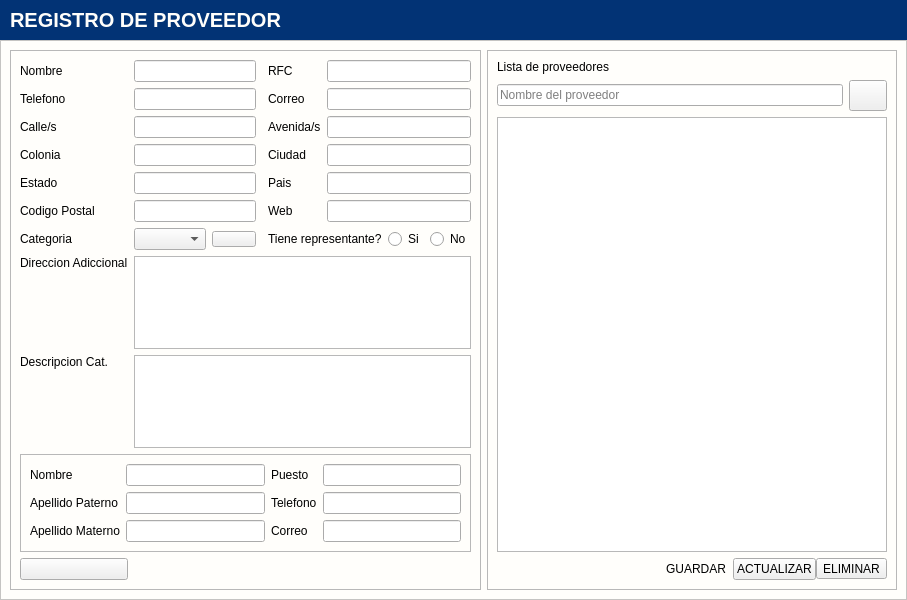
Above: app/View/UserInterfaceUi/UI_CONTROL_PROVEEDORES.ui from LAngelVp/software-punto-de-venta before the change. Below: the same form after it.
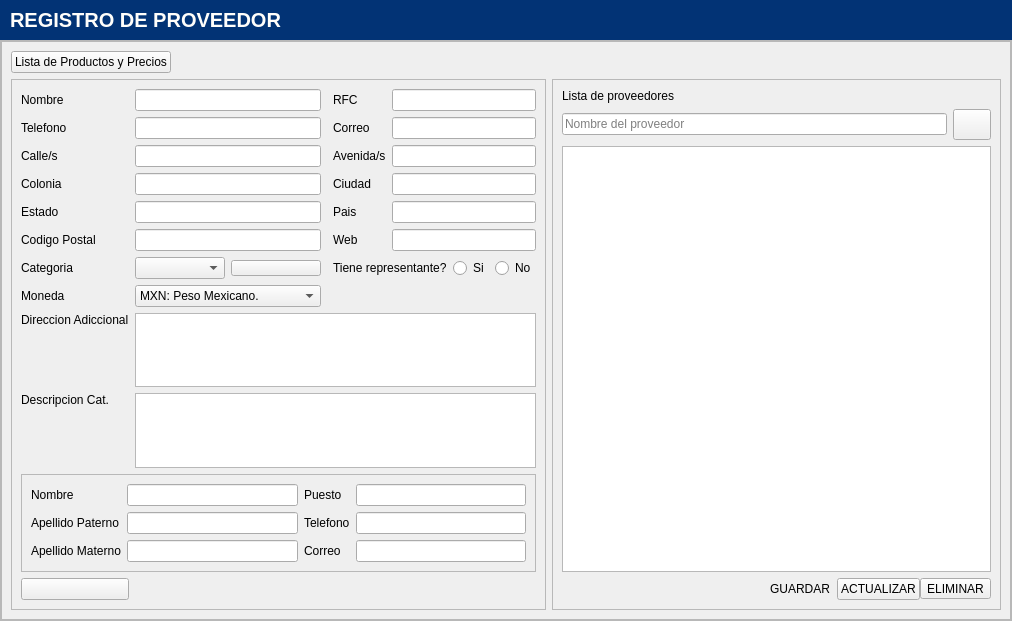
That is the form after the change. Icons and pictures are not drawn.

Patch:
```diff
--- a/app/View/UserInterfaceUi/UI_CONTROL_PROVEEDORES.ui
+++ b/app/View/UserInterfaceUi/UI_CONTROL_PROVEEDORES.ui
@@ -6,8 +6,8 @@
    <rect>
     <x>0</x>
     <y>0</y>
-    <width>907</width>
-    <height>600</height>
+    <width>1012</width>
+    <height>621</height>
    </rect>
   </property>
   <property name="windowTitle">
@@ -17,7 +17,7 @@
    <string notr="true">#Control_Proveedores{
 background: #fffefb;
 }
-#contenedor{
+[objectName*=&quot;contenedor&quot;]{
 background: #fffefb;
 }
 #label_wp_titulo_proveedores{
@@ -136,41 +136,6 @@
 }
 
 /* Barra vertical */
-[objectName*=&quot;tabla_&quot;] QScrollBar:vertical {
-    border: 1px solid gray;
-    background: #023375;
-    width: 12px;  /* Fijamos el tamaño de la barra vertical */
-    border-radius: 4px;
-    margin: 22px 0 22px 0;
-}
-
-/* Manejador de la barra vertical */
-[objectName*=&quot;tabla_&quot;] QScrollBar::handle:vertical {
-    background: #023375;
-    min-height: 20px;  /* Altura mínima del manejador */
-    border-radius: 4px;
-}
-
-/* Elementos de la flecha de la barra vertical */
-[objectName*=&quot;tabla_&quot;] QScrollBar::add-line:vertical,
-[objectName*=&quot;tabla_&quot;] QScrollBar::sub-line:vertical {
-    background-color: none;
-}
-
-/* Barra horizontal */
-[objectName*=&quot;tabla_&quot;] QScrollBar:horizontal {
-    background: #023375;
-    height: 12px;  /* Fijamos el tamaño de la barra horizontal */
-    border-radius: 4px;
-}
-
-/* Manejador de la barra horizontal */
-[objectName*=&quot;tabla_&quot;] QScrollBar::handle:horizontal {
-    background: #023375;
-    height: 12px;  /* Altura del manejador horizontal */
-    border-radius: 4px;
-}
-
 /* Encabezados de la tabla */
 [objectName*=&quot;tabla_&quot;] QHeaderView::section {
     background-color: #023375;
@@ -237,161 +202,38 @@
      <property name="frameShadow">
       <enum>QFrame::Raised</enum>
      </property>
+     <layout class="QGridLayout" name="gridLayout_8">
+      <property name="leftMargin">
+       <number>0</number>
+      </property>
+      <property name="topMargin">
+       <number>0</number>
+      </property>
+      <property name="rightMargin">
+       <number>0</number>
+      </property>
+      <property name="bottomMargin">
+       <number>0</number>
+      </property>
+      <property name="spacing">
+       <number>0</number>
+      </property>
+      <item row="0" column="0">
+       <widget class="QScrollArea" name="contenedor_scrollArea">
+        <property name="widgetResizable">
+         <bool>true</bool>
+        </property>
+        <widget class="QWidget" name="contenedor_scroll_area_contenido">
+         <property name="geometry">
+          <rect>
+           <x>0</x>
+           <y>0</y>
+           <width>1008</width>
+           <height>577</height>
+          </rect>
+         </property>
      <layout class="QGridLayout" name="gridLayout_7">
-      <item row="0" column="1">
-       <widget class="QFrame" name="contenedor_tablareproveedores">
-        <property name="frameShape">
-         <enum>QFrame::StyledPanel</enum>
-        </property>
-        <property name="frameShadow">
-         <enum>QFrame::Raised</enum>
-        </property>
-        <layout class="QGridLayout" name="gridLayout_4">
-         <item row="0" column="0">
-          <widget class="QLabel" name="etiquetaTitulo_proveedor">
-           <property name="text">
-            <string>Lista de proveedores</string>
-           </property>
-          </widget>
-         </item>
          <item row="1" column="0">
-          <layout class="QGridLayout" name="gridLayout_5">
-           <item row="0" column="0">
-            <widget class="QLineEdit" name="txt_buscarproveedor">
-             <property name="placeholderText">
-              <string>Nombre del proveedor</string>
-             </property>
-            </widget>
-           </item>
-           <item row="0" column="1">
-            <widget class="QToolButton" name="btn_btn_buscarproveedor">
-             <property name="cursor">
-              <cursorShape>PointingHandCursor</cursorShape>
-             </property>
-             <property name="text">
-              <string/>
-             </property>
-             <property name="icon">
-              <iconset resource="../../Source/iconosSVG.qrc">
-               <normaloff>:/iconosBlancos/Icons/iconos/Blanco/buscar_persona_blanco.svg</normaloff>:/iconosBlancos/Icons/iconos/Blanco/buscar_persona_blanco.svg</iconset>
-             </property>
-             <property name="iconSize">
-              <size>
-               <width>24</width>
-               <height>24</height>
-              </size>
-             </property>
-            </widget>
-           </item>
-           <item row="1" column="0" colspan="2">
-            <widget class="QTableView" name="tabla_proveedores">
-             <property name="editTriggers">
-              <set>QAbstractItemView::NoEditTriggers</set>
-             </property>
-            </widget>
-           </item>
-          </layout>
-         </item>
-         <item row="2" column="0" alignment="Qt::AlignRight">
-          <widget class="QWidget" name="widget" native="true">
-           <layout class="QHBoxLayout" name="horizontalLayout">
-            <property name="spacing">
-             <number>0</number>
-            </property>
-            <property name="leftMargin">
-             <number>0</number>
-            </property>
-            <property name="topMargin">
-             <number>0</number>
-            </property>
-            <property name="rightMargin">
-             <number>0</number>
-            </property>
-            <property name="bottomMargin">
-             <number>0</number>
-            </property>
-            <item>
-             <widget class="QToolButton" name="btn_btn_guardar">
-              <property name="cursor">
-               <cursorShape>PointingHandCursor</cursorShape>
-              </property>
-              <property name="text">
-               <string>GUARDAR</string>
-              </property>
-              <property name="icon">
-               <iconset resource="../../Source/iconosSVG.qrc">
-                <normaloff>:/iconosBlancos/Icons/iconos/Blanco/guardar_blanco.svg</normaloff>:/iconosBlancos/Icons/iconos/Blanco/guardar_blanco.svg</iconset>
-              </property>
-              <property name="iconSize">
-               <size>
-                <width>24</width>
-                <height>24</height>
-               </size>
-              </property>
-              <property name="popupMode">
-               <enum>QToolButton::DelayedPopup</enum>
-              </property>
-              <property name="toolButtonStyle">
-               <enum>Qt::ToolButtonTextBesideIcon</enum>
-              </property>
-              <property name="autoRaise">
-               <bool>true</bool>
-              </property>
-              <property name="arrowType">
-               <enum>Qt::NoArrow</enum>
-              </property>
-             </widget>
-            </item>
-            <item>
-             <widget class="QPushButton" name="btn_btn_actualizar">
-              <property name="cursor">
-               <cursorShape>PointingHandCursor</cursorShape>
-              </property>
-              <property name="text">
-               <string>ACTUALIZAR</string>
-              </property>
-              <property name="icon">
-               <iconset resource="../../Source/iconosSVG.qrc">
-                <normaloff>:/iconosBlancos/Icons/iconos/Blanco/actualizar_blanco.svg</normaloff>:/iconosBlancos/Icons/iconos/Blanco/actualizar_blanco.svg</iconset>
-              </property>
-              <property name="iconSize">
-               <size>
-                <width>24</width>
-                <height>24</height>
-               </size>
-              </property>
-             </widget>
-            </item>
-            <item>
-             <widget class="QToolButton" name="btn_btn_eliminar">
-              <property name="cursor">
-               <cursorShape>PointingHandCursor</cursorShape>
-              </property>
-              <property name="text">
-               <string>ELIMINAR</string>
-              </property>
-              <property name="icon">
-               <iconset resource="../../Source/iconosSVG.qrc">
-                <normaloff>:/iconosBlancos/Icons/iconos/Blanco/eliminar_blanco.svg</normaloff>:/iconosBlancos/Icons/iconos/Blanco/eliminar_blanco.svg</iconset>
-              </property>
-              <property name="iconSize">
-               <size>
-                <width>24</width>
-                <height>24</height>
-               </size>
-              </property>
-              <property name="toolButtonStyle">
-               <enum>Qt::ToolButtonTextBesideIcon</enum>
-              </property>
-             </widget>
-            </item>
-           </layout>
-          </widget>
-         </item>
-        </layout>
-       </widget>
-      </item>
-      <item row="0" column="0">
        <widget class="QFrame" name="contenedor_todoproveedor">
         <property name="frameShape">
          <enum>QFrame::StyledPanel</enum>
@@ -400,28 +242,13 @@
          <enum>QFrame::Raised</enum>
         </property>
         <layout class="QGridLayout" name="gridLayout_2">
-         <item row="10" column="0">
-          <widget class="QLabel" name="etiqueta_codigopostal">
-           <property name="text">
-            <string>Codigo Postal</string>
-           </property>
-          </widget>
-         </item>
-         <item row="18" column="0" alignment="Qt::AlignTop">
-          <widget class="QLabel" name="etiqueta_descripcioncategoria">
-           <property name="text">
-            <string>Descripcion Cat.</string>
-           </property>
-          </widget>
-         </item>
-         <item row="16" column="0">
-          <widget class="QLabel" name="etiqueta_categoria">
-           <property name="text">
-            <string>Categoria</string>
-           </property>
-          </widget>
-         </item>
-         <item row="19" column="0" colspan="6">
+             <item row="10" column="1" colspan="2">
+              <widget class="QLineEdit" name="txt_codigopostal"/>
+             </item>
+             <item row="6" column="1" colspan="2">
+              <widget class="QLineEdit" name="txt_colonia"/>
+             </item>
+             <item row="20" column="0" colspan="6">
           <widget class="QFrame" name="contenedor_datosrepresentante">
            <property name="enabled">
             <bool>true</bool>
@@ -496,6 +323,96 @@
            </layout>
           </widget>
          </item>
+             <item row="16" column="2">
+              <widget class="QPushButton" name="btn_btn_agregarcategoria">
+               <property name="cursor">
+                <cursorShape>PointingHandCursor</cursorShape>
+               </property>
+               <property name="text">
+                <string/>
+               </property>
+               <property name="icon">
+                <iconset resource="../../Source/iconosSVG.qrc">
+                 <normaloff>:/iconosBlancos/Icons/iconos/Blanco/agregar_blanco.svg</normaloff>:/iconosBlancos/Icons/iconos/Blanco/agregar_blanco.svg</iconset>
+               </property>
+               <property name="iconSize">
+                <size>
+                 <width>20</width>
+                 <height>20</height>
+                </size>
+               </property>
+              </widget>
+             </item>
+             <item row="2" column="0">
+              <widget class="QLabel" name="etiqueta_telefono">
+               <property name="text">
+                <string>Telefono</string>
+               </property>
+              </widget>
+             </item>
+             <item row="4" column="4">
+              <widget class="QLabel" name="etiqueta_avenidas">
+               <property name="text">
+                <string>Avenida/s</string>
+               </property>
+              </widget>
+             </item>
+             <item row="22" column="0">
+              <spacer name="verticalSpacer">
+               <property name="orientation">
+                <enum>Qt::Vertical</enum>
+               </property>
+               <property name="sizeHint" stdset="0">
+                <size>
+                 <width>20</width>
+                 <height>40</height>
+                </size>
+               </property>
+              </spacer>
+             </item>
+             <item row="16" column="1">
+              <widget class="QComboBox" name="cajaopciones_categorias"/>
+             </item>
+             <item row="18" column="0" alignment="Qt::AlignTop">
+              <widget class="QLabel" name="etiqueta_direccionadicional">
+               <property name="text">
+                <string>Direccion Adiccional</string>
+               </property>
+              </widget>
+             </item>
+             <item row="6" column="0">
+              <widget class="QLabel" name="etiqueta_colonia">
+               <property name="text">
+                <string>Colonia</string>
+               </property>
+              </widget>
+             </item>
+             <item row="19" column="1" colspan="5">
+              <widget class="QPlainTextEdit" name="txtlargo_descripcioncategoria"/>
+             </item>
+             <item row="2" column="5">
+              <widget class="QLineEdit" name="txt_correo"/>
+             </item>
+             <item row="4" column="0">
+              <widget class="QLabel" name="etiqueta_calles">
+               <property name="text">
+                <string>Calle/s</string>
+               </property>
+              </widget>
+             </item>
+             <item row="10" column="5">
+              <widget class="QLineEdit" name="txt_web"/>
+             </item>
+             <item row="4" column="5">
+              <widget class="QLineEdit" name="txt_avenida"/>
+             </item>
+             <item row="8" column="4">
+              <widget class="QLabel" name="etiqueta_pais">
+               <property name="text">
+                <string>Pais</string>
+               </property>
+              </widget>
+             </item>
          <item row="16" column="4" colspan="2">
           <layout class="QGridLayout" name="gridLayout_6">
            <item row="0" column="1">
@@ -521,73 +438,14 @@
            </item>
           </layout>
          </item>
-         <item row="6" column="4">
-          <widget class="QLabel" name="etiqueta_ciudad">
-           <property name="text">
-            <string>Ciudad</string>
-           </property>
-          </widget>
-         </item>
-         <item row="6" column="5">
-          <widget class="QLineEdit" name="txt_ciudad"/>
+             <item row="0" column="1" colspan="2">
+              <widget class="QLineEdit" name="txt_nombre"/>
          </item>
          <item row="8" column="5">
           <widget class="QLineEdit" name="txt_pais"/>
          </item>
-         <item row="8" column="4">
-          <widget class="QLabel" name="etiqueta_pais">
-           <property name="text">
-            <string>Pais</string>
-           </property>
-          </widget>
-         </item>
-         <item row="6" column="0">
-          <widget class="QLabel" name="etiqueta_colonia">
-           <property name="text">
-            <string>Colonia</string>
-           </property>
-          </widget>
-         </item>
-         <item row="4" column="5">
-          <widget class="QLineEdit" name="txt_avenida"/>
-         </item>
-         <item row="2" column="0">
-          <widget class="QLabel" name="etiqueta_telefono">
-           <property name="text">
-            <string>Telefono</string>
-           </property>
-          </widget>
-         </item>
-         <item row="8" column="0">
-          <widget class="QLabel" name="etiqueta_estado">
-           <property name="text">
-            <string>Estado</string>
-           </property>
-          </widget>
-         </item>
-         <item row="10" column="4">
-          <widget class="QLabel" name="etiqueta_web">
-           <property name="text">
-            <string>Web</string>
-           </property>
-          </widget>
-         </item>
-         <item row="10" column="5">
-          <widget class="QLineEdit" name="txt_web"/>
-         </item>
-         <item row="4" column="0">
-          <widget class="QLabel" name="etiqueta_calles">
-           <property name="text">
-            <string>Calle/s</string>
-           </property>
-          </widget>
-         </item>
-         <item row="4" column="4">
-          <widget class="QLabel" name="etiqueta_avenidas">
-           <property name="text">
-            <string>Avenida/s</string>
-           </property>
-          </widget>
+             <item row="6" column="5">
+              <widget class="QLineEdit" name="txt_ciudad"/>
          </item>
          <item row="0" column="4">
           <widget class="QLabel" name="etiqueta_rfc">
@@ -596,6 +454,81 @@
            </property>
           </widget>
          </item>
+             <item row="10" column="0">
+              <widget class="QLabel" name="etiqueta_codigopostal">
+               <property name="text">
+                <string>Codigo Postal</string>
+               </property>
+              </widget>
+             </item>
+             <item row="19" column="0" alignment="Qt::AlignTop">
+              <widget class="QLabel" name="etiqueta_descripcioncategoria">
+               <property name="text">
+                <string>Descripcion Cat.</string>
+               </property>
+              </widget>
+             </item>
+             <item row="4" column="1" colspan="2">
+              <widget class="QLineEdit" name="txt_calles"/>
+             </item>
+             <item row="21" column="0">
+              <widget class="QPushButton" name="btn_btn_limpiardatos">
+               <property name="cursor">
+                <cursorShape>PointingHandCursor</cursorShape>
+               </property>
+               <property name="text">
+                <string/>
+               </property>
+               <property name="icon">
+                <iconset resource="../../Source/iconsdvg.qrc">
+                 <normaloff>:/Icons/IconosSVG/borrador.png</normaloff>:/Icons/IconosSVG/borrador.png</iconset>
+               </property>
+               <property name="iconSize">
+                <size>
+                 <width>24</width>
+                 <height>24</height>
+                </size>
+               </property>
+              </widget>
+             </item>
+             <item row="10" column="4">
+              <widget class="QLabel" name="etiqueta_web">
+               <property name="text">
+                <string>Web</string>
+               </property>
+              </widget>
+             </item>
+             <item row="8" column="0">
+              <widget class="QLabel" name="etiqueta_estado">
+               <property name="text">
+                <string>Estado</string>
+               </property>
+              </widget>
+             </item>
+             <item row="8" column="1" colspan="2">
+              <widget class="QLineEdit" name="txt_estado"/>
+             </item>
+             <item row="0" column="0">
+              <widget class="QLabel" name="etiqueta_nombre">
+               <property name="text">
+                <string>Nombre</string>
+               </property>
+              </widget>
+             </item>
+             <item row="16" column="0">
+              <widget class="QLabel" name="etiqueta_categoria">
+               <property name="text">
+                <string>Categoria</string>
+               </property>
+              </widget>
+             </item>
+             <item row="6" column="4">
+              <widget class="QLabel" name="etiqueta_ciudad">
+               <property name="text">
+                <string>Ciudad</string>
+               </property>
+              </widget>
+             </item>
          <item row="0" column="5">
           <widget class="QLineEdit" name="txt_rfc"/>
          </item>
@@ -606,85 +539,139 @@
            </property>
           </widget>
          </item>
-         <item row="2" column="5">
-          <widget class="QLineEdit" name="txt_correo"/>
-         </item>
-         <item row="0" column="0">
-          <widget class="QLabel" name="etiqueta_nombre">
-           <property name="text">
-            <string>Nombre</string>
-           </property>
-          </widget>
-         </item>
-         <item row="21" column="0">
-          <spacer name="verticalSpacer">
-           <property name="orientation">
-            <enum>Qt::Vertical</enum>
-           </property>
-           <property name="sizeHint" stdset="0">
-            <size>
-             <width>20</width>
-             <height>40</height>
-            </size>
-           </property>
-          </spacer>
-         </item>
-         <item row="10" column="1" colspan="2">
-          <widget class="QLineEdit" name="txt_codigopostal"/>
-         </item>
-         <item row="16" column="2">
-          <widget class="QPushButton" name="btn_btn_agregarcategoria">
-           <property name="cursor">
-            <cursorShape>PointingHandCursor</cursorShape>
-           </property>
-           <property name="text">
-            <string/>
-           </property>
-           <property name="icon">
-            <iconset resource="../../Source/iconosSVG.qrc">
-             <normaloff>:/iconosBlancos/Icons/iconos/Blanco/agregar_blanco.svg</normaloff>:/iconosBlancos/Icons/iconos/Blanco/agregar_blanco.svg</iconset>
-           </property>
-           <property name="iconSize">
-            <size>
-             <width>20</width>
-             <height>20</height>
-            </size>
-           </property>
-          </widget>
-         </item>
-         <item row="16" column="1">
-          <widget class="QComboBox" name="cajaopciones_categorias"/>
-         </item>
-         <item row="8" column="1" colspan="2">
-          <widget class="QLineEdit" name="txt_estado"/>
-         </item>
-         <item row="17" column="1" colspan="5">
+             <item row="18" column="1" colspan="5">
           <widget class="QPlainTextEdit" name="txtlargo_direccionadicional"/>
          </item>
-         <item row="0" column="1" colspan="2">
-          <widget class="QLineEdit" name="txt_nombre"/>
-         </item>
-         <item row="4" column="1" colspan="2">
-          <widget class="QLineEdit" name="txt_calles"/>
-         </item>
          <item row="2" column="1" colspan="2">
           <widget class="QLineEdit" name="txt_telefono"/>
          </item>
-         <item row="6" column="1" colspan="2">
-          <widget class="QLineEdit" name="txt_colonia"/>
-         </item>
-         <item row="18" column="1" colspan="5">
-          <widget class="QPlainTextEdit" name="txtlargo_descripcioncategoria"/>
-         </item>
-         <item row="17" column="0" alignment="Qt::AlignTop">
-          <widget class="QLabel" name="etiqueta_direccionadicional">
+             <item row="17" column="0">
+              <widget class="QLabel" name="etiqueta_moneda">
+               <property name="text">
+                <string>Moneda</string>
+               </property>
+              </widget>
+             </item>
+             <item row="17" column="1" colspan="2">
+              <widget class="QComboBox" name="cajaopciones_tipomoneda">
+               <property name="maxVisibleItems">
+                <number>10</number>
+               </property>
+               <property name="modelColumn">
+                <number>0</number>
+               </property>
+               <item>
+                <property name="text">
+                 <string>MXN: Peso Mexicano.</string>
+                </property>
+               </item>
+               <item>
            <property name="text">
-            <string>Direccion Adiccional</string>
-           </property>
-          </widget>
-         </item>
-         <item row="20" column="0">
-          <widget class="QPushButton" name="btn_btn_limpiardatos">
+                 <string>USD: Dólar estadounidense.</string>
+                </property>
+               </item>
+               <item>
+                <property name="text">
+                 <string>EUR: Euro.</string>
+                </property>
+               </item>
+               <item>
+                <property name="text">
+                 <string>GBP: Libra Esterlina.</string>
+                </property>
+               </item>
+               <item>
+                <property name="text">
+                 <string>JPY: Yen japonés.</string>
+                </property>
+               </item>
+               <item>
+                <property name="text">
+                 <string>CAD: Dólar canadiense.</string>
+                </property>
+               </item>
+               <item>
+                <property name="text">
+                 <string>AUD: Dólar australiano.</string>
+                </property>
+               </item>
+               <item>
+                <property name="text">
+                 <string>CHF: Franco suizo.</string>
+                </property>
+               </item>
+               <item>
+                <property name="text">
+                 <string>CNY: Yuan chino.</string>
+                </property>
+               </item>
+               <item>
+                <property name="text">
+                 <string>BRL: Real brasileño.</string>
+                </property>
+               </item>
+               <item>
+                <property name="text">
+                 <string>ARS: Peso argentino.</string>
+                </property>
+               </item>
+               <item>
+                <property name="text">
+                 <string>CLP: Peso chileno.</string>
+                </property>
+               </item>
+               <item>
+                <property name="text">
+                 <string>COP: Peso colombiano.</string>
+                </property>
+               </item>
+               <item>
+                <property name="text">
+                 <string>PEN: Nuevo sol peruano.</string>
+                </property>
+               </item>
+               <item>
+                <property name="text">
+                 <string>INR: Rupia india.</string>
+                </property>
+               </item>
+               <item>
+                <property name="text">
+                 <string>KRW: Won surcoreano.</string>
+                </property>
+               </item>
+              </widget>
+             </item>
+            </layout>
+           </widget>
+          </item>
+          <item row="1" column="1">
+           <widget class="QFrame" name="contenedor_tablareproveedores">
+            <property name="frameShape">
+             <enum>QFrame::StyledPanel</enum>
+            </property>
+            <property name="frameShadow">
+             <enum>QFrame::Raised</enum>
+            </property>
+            <layout class="QGridLayout" name="gridLayout_4">
+             <item row="0" column="0">
+              <widget class="QLabel" name="etiquetaTitulo_proveedor">
+               <property name="text">
+                <string>Lista de proveedores</string>
+               </property>
+              </widget>
+             </item>
+             <item row="1" column="0">
+              <layout class="QGridLayout" name="gridLayout_5">
+               <item row="0" column="0">
+                <widget class="QLineEdit" name="txt_buscarproveedor">
+                 <property name="placeholderText">
+                  <string>Nombre del proveedor</string>
+                 </property>
+                </widget>
+               </item>
+               <item row="0" column="1">
+                <widget class="QToolButton" name="btn_btn_buscarproveedor">
            <property name="cursor">
             <cursorShape>PointingHandCursor</cursorShape>
            </property>
@@ -692,8 +679,8 @@
             <string/>
            </property>
            <property name="icon">
-            <iconset resource="../../Source/iconsdvg.qrc">
-             <normaloff>:/Icons/IconosSVG/borrador.png</normaloff>:/Icons/IconosSVG/borrador.png</iconset>
+                  <iconset resource="../../Source/iconosSVG.qrc">
+                   <normaloff>:/iconosBlancos/Icons/iconos/Blanco/buscar_persona_blanco.svg</normaloff>:/iconosBlancos/Icons/iconos/Blanco/buscar_persona_blanco.svg</iconset>
            </property>
            <property name="iconSize">
             <size>
@@ -703,7 +690,147 @@
            </property>
           </widget>
          </item>
-        </layout>
+               <item row="1" column="0" colspan="2">
+                <widget class="QTableView" name="tabla_proveedores">
+                 <property name="editTriggers">
+                  <set>QAbstractItemView::NoEditTriggers</set>
+                 </property>
+                 <property name="gridStyle">
+                  <enum>Qt::DashLine</enum>
+                 </property>
+                 <attribute name="horizontalHeaderCascadingSectionResizes">
+                  <bool>false</bool>
+                 </attribute>
+                 <attribute name="horizontalHeaderMinimumSectionSize">
+                  <number>150</number>
+                 </attribute>
+                 <attribute name="horizontalHeaderDefaultSectionSize">
+                  <number>200</number>
+                 </attribute>
+                 <attribute name="horizontalHeaderStretchLastSection">
+                  <bool>false</bool>
+                 </attribute>
+                 <attribute name="verticalHeaderVisible">
+                  <bool>false</bool>
+                 </attribute>
+                 <attribute name="verticalHeaderStretchLastSection">
+                  <bool>false</bool>
+                 </attribute>
+                </widget>
+               </item>
+              </layout>
+             </item>
+             <item row="2" column="0" alignment="Qt::AlignRight">
+              <widget class="QWidget" name="contenedor_botones_inferior_derecha" native="true">
+               <layout class="QHBoxLayout" name="horizontalLayout">
+                <property name="spacing">
+                 <number>0</number>
+                </property>
+                <property name="leftMargin">
+                 <number>0</number>
+                </property>
+                <property name="topMargin">
+                 <number>0</number>
+                </property>
+                <property name="rightMargin">
+                 <number>0</number>
+                </property>
+                <property name="bottomMargin">
+                 <number>0</number>
+                </property>
+                <item>
+                 <widget class="QToolButton" name="btn_btn_guardar">
+                  <property name="cursor">
+                   <cursorShape>PointingHandCursor</cursorShape>
+                  </property>
+                  <property name="text">
+                   <string>GUARDAR</string>
+                  </property>
+                  <property name="icon">
+                   <iconset resource="../../Source/iconosSVG.qrc">
+                    <normaloff>:/iconosBlancos/Icons/iconos/Blanco/guardar_blanco.svg</normaloff>:/iconosBlancos/Icons/iconos/Blanco/guardar_blanco.svg</iconset>
+                  </property>
+                  <property name="iconSize">
+                   <size>
+                    <width>24</width>
+                    <height>24</height>
+                   </size>
+                  </property>
+                  <property name="popupMode">
+                   <enum>QToolButton::DelayedPopup</enum>
+                  </property>
+                  <property name="toolButtonStyle">
+                   <enum>Qt::ToolButtonTextBesideIcon</enum>
+                  </property>
+                  <property name="autoRaise">
+                   <bool>true</bool>
+                  </property>
+                  <property name="arrowType">
+                   <enum>Qt::NoArrow</enum>
+                  </property>
+                 </widget>
+                </item>
+                <item>
+                 <widget class="QPushButton" name="btn_btn_actualizar">
+                  <property name="cursor">
+                   <cursorShape>PointingHandCursor</cursorShape>
+                  </property>
+                  <property name="text">
+                   <string>ACTUALIZAR</string>
+                  </property>
+                  <property name="icon">
+                   <iconset resource="../../Source/iconosSVG.qrc">
+                    <normaloff>:/iconosBlancos/Icons/iconos/Blanco/actualizar_blanco.svg</normaloff>:/iconosBlancos/Icons/iconos/Blanco/actualizar_blanco.svg</iconset>
+                  </property>
+                  <property name="iconSize">
+                   <size>
+                    <width>24</width>
+                    <height>24</height>
+                   </size>
+                  </property>
+                 </widget>
+                </item>
+                <item>
+                 <widget class="QToolButton" name="btn_btn_eliminar">
+                  <property name="cursor">
+                   <cursorShape>PointingHandCursor</cursorShape>
+                  </property>
+                  <property name="text">
+                   <string>ELIMINAR</string>
+                  </property>
+                  <property name="icon">
+                   <iconset resource="../../Source/iconosSVG.qrc">
+                    <normaloff>:/iconosBlancos/Icons/iconos/Blanco/eliminar_blanco.svg</normaloff>:/iconosBlancos/Icons/iconos/Blanco/eliminar_blanco.svg</iconset>
+                  </property>
+                  <property name="iconSize">
+                   <size>
+                    <width>24</width>
+                    <height>24</height>
+                   </size>
+                  </property>
+                  <property name="toolButtonStyle">
+                   <enum>Qt::ToolButtonTextBesideIcon</enum>
+                  </property>
+                 </widget>
+                </item>
+               </layout>
+              </widget>
+             </item>
+            </layout>
+           </widget>
+          </item>
+          <item row="0" column="0" alignment="Qt::AlignLeft">
+           <widget class="QPushButton" name="btn_btn_listadeproductoyprecios">
+            <property name="cursor">
+             <cursorShape>PointingHandCursor</cursorShape>
+            </property>
+            <property name="text">
+             <string>Lista de Productos y Precios</string>
+            </property>
+           </widget>
+          </item>
+         </layout>
+        </widget>
        </widget>
       </item>
      </layout>
```
Lines whose indentation alone changed are shown as unchanged.
